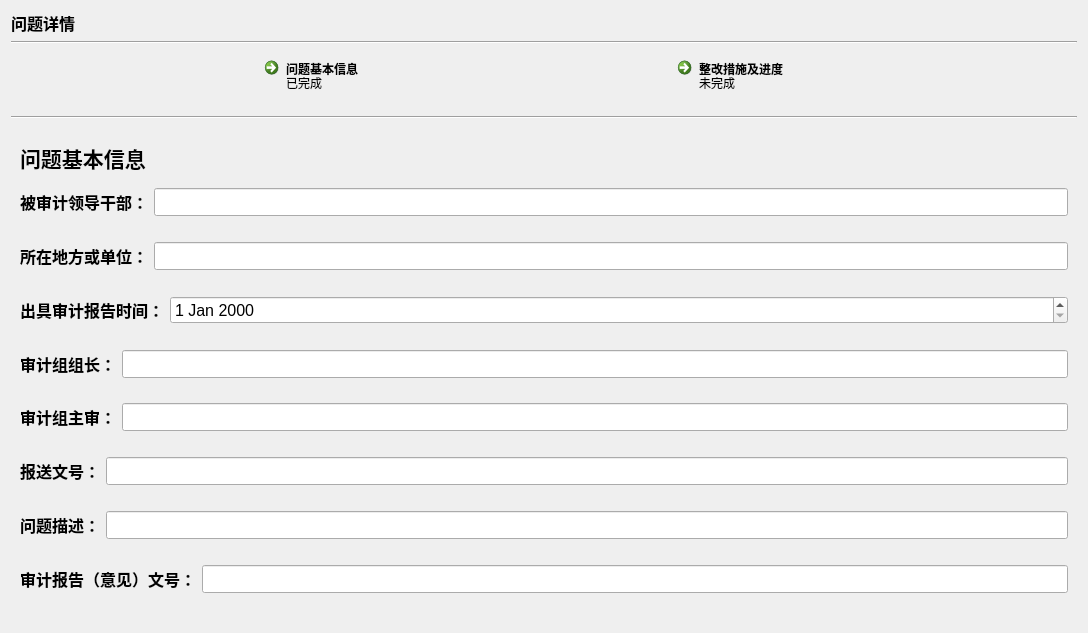
Above: ui_dir/quedetail.ui from wind-sword/Audit before the change. Below: the same form after it.
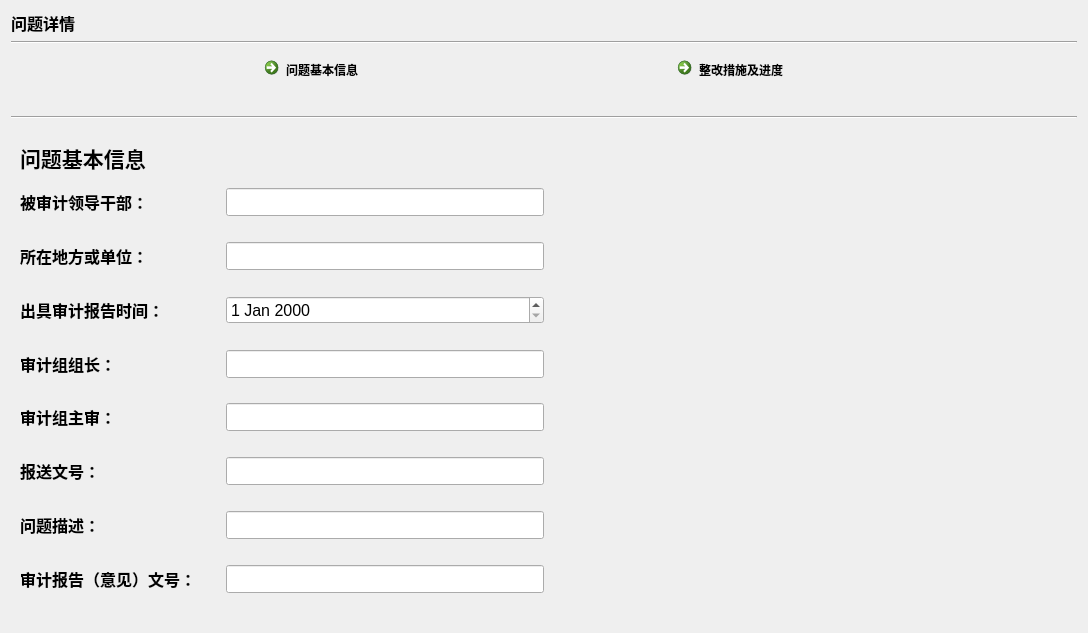
That is the form after the change.

The edit to the form file:
```diff
--- a/ui_dir/quedetail.ui
+++ b/ui_dir/quedetail.ui
@@ -64,7 +64,7 @@
         <string>问题基本信息</string>
        </property>
        <property name="description">
-        <string>已完成</string>
+        <string/>
        </property>
       </widget>
      </item>
@@ -89,7 +89,7 @@
         <string>整改措施及进度</string>
        </property>
        <property name="description">
-        <string>未完成</string>
+        <string/>
        </property>
       </widget>
      </item>
@@ -114,136 +114,17 @@
       <number>0</number>
      </property>
      <widget class="QWidget" name="page_info">
-      <layout class="QVBoxLayout" name="verticalLayout_2">
-       <item>
-        <widget class="QLabel" name="label">
-         <property name="text">
-          <string>&lt;html&gt;&lt;head/&gt;&lt;body&gt;&lt;p&gt;&lt;span style=&quot; font-size:16pt; font-weight:600;&quot;&gt;问题基本信息&lt;/span&gt;&lt;/p&gt;&lt;/body&gt;&lt;/html&gt;</string>
-         </property>
-        </widget>
-       </item>
-       <item>
-        <layout class="QFormLayout" name="formLayout">
-         <item row="0" column="0">
-          <widget class="QLabel" name="label_3">
-           <property name="text">
-            <string>&lt;html&gt;&lt;head/&gt;&lt;body&gt;&lt;p&gt;&lt;span style=&quot; font-size:12pt; font-weight:600;&quot;&gt;被审计领导干部：&lt;/span&gt;&lt;/p&gt;&lt;/body&gt;&lt;/html&gt;</string>
-           </property>
-          </widget>
-         </item>
-         <item row="0" column="1">
-          <widget class="QLineEdit" name="lineEdit">
-           <property name="minimumSize">
-            <size>
-             <width>0</width>
-             <height>28</height>
-            </size>
-           </property>
-          </widget>
-         </item>
-        </layout>
-       </item>
-       <item>
-        <layout class="QFormLayout" name="formLayout_2">
-         <item row="0" column="0">
-          <widget class="QLabel" name="label_4">
-           <property name="text">
-            <string>&lt;html&gt;&lt;head/&gt;&lt;body&gt;&lt;p&gt;&lt;span style=&quot; font-size:12pt; font-weight:600;&quot;&gt;所在地方或单位：&lt;/span&gt;&lt;/p&gt;&lt;/body&gt;&lt;/html&gt;</string>
-           </property>
-          </widget>
-         </item>
-         <item row="0" column="1">
-          <widget class="QLineEdit" name="lineEdit_2">
-           <property name="minimumSize">
-            <size>
-             <width>0</width>
-             <height>28</height>
-            </size>
-           </property>
-          </widget>
-         </item>
-        </layout>
-       </item>
-       <item>
-        <layout class="QFormLayout" name="formLayout_7">
-         <item row="0" column="0">
-          <widget class="QLabel" name="label_8">
-           <property name="text">
-            <string>&lt;html&gt;&lt;head/&gt;&lt;body&gt;&lt;p&gt;&lt;span style=&quot; font-size:12pt; font-weight:600;&quot;&gt;出具审计报告时间：&lt;/span&gt;&lt;/p&gt;&lt;/body&gt;&lt;/html&gt;</string>
-           </property>
-          </widget>
-         </item>
-         <item row="0" column="1">
-          <widget class="QDateEdit" name="dateEdit_2">
-           <property name="font">
-            <font>
-             <pointsize>12</pointsize>
-            </font>
-           </property>
-          </widget>
-         </item>
-        </layout>
-       </item>
-       <item>
-        <layout class="QFormLayout" name="formLayout_8">
-         <item row="0" column="0">
-          <widget class="QLabel" name="label_9">
-           <property name="font">
-            <font>
-             <pointsize>12</pointsize>
-             <weight>75</weight>
-             <bold>true</bold>
-            </font>
-           </property>
-           <property name="text">
-            <string>审计组组长：</string>
-           </property>
-          </widget>
-         </item>
-         <item row="0" column="1">
-          <widget class="QLineEdit" name="lineEdit_7">
-           <property name="minimumSize">
-            <size>
-             <width>0</width>
-             <height>28</height>
-            </size>
-           </property>
-          </widget>
-         </item>
-        </layout>
-       </item>
-       <item>
-        <layout class="QFormLayout" name="formLayout_9">
-         <item row="0" column="0">
-          <widget class="QLabel" name="label_10">
-           <property name="font">
-            <font>
-             <pointsize>12</pointsize>
-             <weight>75</weight>
-             <bold>true</bold>
-            </font>
-           </property>
-           <property name="text">
-            <string>审计组主审：</string>
-           </property>
-          </widget>
-         </item>
-         <item row="0" column="1">
-          <widget class="QLineEdit" name="lineEdit_8">
-           <property name="minimumSize">
-            <size>
-             <width>0</width>
-             <height>28</height>
-            </size>
-           </property>
-          </widget>
-         </item>
-        </layout>
-       </item>
-       <item>
+      <layout class="QGridLayout" name="gridLayout">
+       <item row="6" column="0">
         <layout class="QFormLayout" name="formLayout_5">
          <item row="0" column="0">
           <widget class="QLabel" name="label_5">
+           <property name="minimumSize">
+            <size>
+             <width>200</width>
+             <height>0</height>
+            </size>
+           </property>
            <property name="font">
             <font>
              <pointsize>12</pointsize>
@@ -268,38 +149,16 @@
          </item>
         </layout>
        </item>
-       <item>
-        <layout class="QFormLayout" name="formLayout_10">
-         <item row="0" column="0">
-          <widget class="QLabel" name="label_11">
-           <property name="font">
-            <font>
-             <pointsize>12</pointsize>
-             <weight>75</weight>
-             <bold>true</bold>
-            </font>
-           </property>
-           <property name="text">
-            <string>问题描述：</string>
-           </property>
-          </widget>
-         </item>
-         <item row="0" column="1">
-          <widget class="QLineEdit" name="lineEdit_9">
-           <property name="minimumSize">
-            <size>
-             <width>0</width>
-             <height>28</height>
-            </size>
-           </property>
-          </widget>
-         </item>
-        </layout>
-       </item>
-       <item>
+       <item row="8" column="0">
         <layout class="QFormLayout" name="formLayout_6">
          <item row="0" column="0">
           <widget class="QLabel" name="label_6">
+           <property name="minimumSize">
+            <size>
+             <width>200</width>
+             <height>0</height>
+            </size>
+           </property>
            <property name="font">
             <font>
              <pointsize>12</pointsize>
@@ -324,6 +183,208 @@
          </item>
         </layout>
        </item>
+       <item row="4" column="0">
+        <layout class="QFormLayout" name="formLayout_8">
+         <item row="0" column="0">
+          <widget class="QLabel" name="label_9">
+           <property name="minimumSize">
+            <size>
+             <width>200</width>
+             <height>0</height>
+            </size>
+           </property>
+           <property name="font">
+            <font>
+             <pointsize>12</pointsize>
+             <weight>75</weight>
+             <bold>true</bold>
+            </font>
+           </property>
+           <property name="text">
+            <string>审计组组长：</string>
+           </property>
+          </widget>
+         </item>
+         <item row="0" column="1">
+          <widget class="QLineEdit" name="lineEdit_7">
+           <property name="minimumSize">
+            <size>
+             <width>0</width>
+             <height>28</height>
+            </size>
+           </property>
+          </widget>
+         </item>
+        </layout>
+       </item>
+       <item row="3" column="0">
+        <layout class="QFormLayout" name="formLayout_7">
+         <item row="0" column="0">
+          <widget class="QLabel" name="label_8">
+           <property name="minimumSize">
+            <size>
+             <width>200</width>
+             <height>0</height>
+            </size>
+           </property>
+           <property name="text">
+            <string>&lt;html&gt;&lt;head/&gt;&lt;body&gt;&lt;p&gt;&lt;span style=&quot; font-size:12pt; font-weight:600;&quot;&gt;出具审计报告时间：&lt;/span&gt;&lt;/p&gt;&lt;/body&gt;&lt;/html&gt;</string>
+           </property>
+          </widget>
+         </item>
+         <item row="0" column="1">
+          <widget class="QDateEdit" name="dateEdit_2">
+           <property name="font">
+            <font>
+             <pointsize>12</pointsize>
+            </font>
+           </property>
+          </widget>
+         </item>
+        </layout>
+       </item>
+       <item row="2" column="0">
+        <layout class="QFormLayout" name="formLayout_2">
+         <item row="0" column="0">
+          <widget class="QLabel" name="label_4">
+           <property name="minimumSize">
+            <size>
+             <width>200</width>
+             <height>0</height>
+            </size>
+           </property>
+           <property name="text">
+            <string>&lt;html&gt;&lt;head/&gt;&lt;body&gt;&lt;p&gt;&lt;span style=&quot; font-size:12pt; font-weight:600;&quot;&gt;所在地方或单位：&lt;/span&gt;&lt;/p&gt;&lt;/body&gt;&lt;/html&gt;</string>
+           </property>
+          </widget>
+         </item>
+         <item row="0" column="1">
+          <widget class="QLineEdit" name="lineEdit_2">
+           <property name="minimumSize">
+            <size>
+             <width>0</width>
+             <height>28</height>
+            </size>
+           </property>
+          </widget>
+         </item>
+        </layout>
+       </item>
+       <item row="7" column="0">
+        <layout class="QFormLayout" name="formLayout_10">
+         <item row="0" column="0">
+          <widget class="QLabel" name="label_11">
+           <property name="minimumSize">
+            <size>
+             <width>200</width>
+             <height>0</height>
+            </size>
+           </property>
+           <property name="font">
+            <font>
+             <pointsize>12</pointsize>
+             <weight>75</weight>
+             <bold>true</bold>
+            </font>
+           </property>
+           <property name="text">
+            <string>问题描述：</string>
+           </property>
+          </widget>
+         </item>
+         <item row="0" column="1">
+          <widget class="QLineEdit" name="lineEdit_9">
+           <property name="minimumSize">
+            <size>
+             <width>0</width>
+             <height>28</height>
+            </size>
+           </property>
+          </widget>
+         </item>
+        </layout>
+       </item>
+       <item row="1" column="0">
+        <layout class="QFormLayout" name="formLayout">
+         <item row="0" column="0">
+          <widget class="QLabel" name="label_3">
+           <property name="minimumSize">
+            <size>
+             <width>200</width>
+             <height>0</height>
+            </size>
+           </property>
+           <property name="text">
+            <string>&lt;html&gt;&lt;head/&gt;&lt;body&gt;&lt;p&gt;&lt;span style=&quot; font-size:12pt; font-weight:600;&quot;&gt;被审计领导干部：&lt;/span&gt;&lt;/p&gt;&lt;/body&gt;&lt;/html&gt;</string>
+           </property>
+          </widget>
+         </item>
+         <item row="0" column="1">
+          <widget class="QLineEdit" name="lineEdit">
+           <property name="minimumSize">
+            <size>
+             <width>0</width>
+             <height>28</height>
+            </size>
+           </property>
+          </widget>
+         </item>
+        </layout>
+       </item>
+       <item row="5" column="0">
+        <layout class="QFormLayout" name="formLayout_9">
+         <item row="0" column="0">
+          <widget class="QLabel" name="label_10">
+           <property name="minimumSize">
+            <size>
+             <width>200</width>
+             <height>0</height>
+            </size>
+           </property>
+           <property name="font">
+            <font>
+             <pointsize>12</pointsize>
+             <weight>75</weight>
+             <bold>true</bold>
+            </font>
+           </property>
+           <property name="text">
+            <string>审计组主审：</string>
+           </property>
+          </widget>
+         </item>
+         <item row="0" column="1">
+          <widget class="QLineEdit" name="lineEdit_8">
+           <property name="minimumSize">
+            <size>
+             <width>0</width>
+             <height>28</height>
+            </size>
+           </property>
+          </widget>
+         </item>
+        </layout>
+       </item>
+       <item row="0" column="0">
+        <widget class="QLabel" name="label">
+         <property name="text">
+          <string>&lt;html&gt;&lt;head/&gt;&lt;body&gt;&lt;p&gt;&lt;span style=&quot; font-size:16pt; font-weight:600;&quot;&gt;问题基本信息&lt;/span&gt;&lt;/p&gt;&lt;/body&gt;&lt;/html&gt;</string>
+         </property>
+        </widget>
+       </item>
+       <item row="3" column="1">
+        <spacer name="horizontalSpacer">
+         <property name="orientation">
+          <enum>Qt::Horizontal</enum>
+         </property>
+         <property name="sizeHint" stdset="0">
+          <size>
+           <width>40</width>
+           <height>20</height>
+          </size>
+         </property>
+        </spacer>
+       </item>
       </layout>
      </widget>
      <widget class="QWidget" name="page_2">
```
Left out of the diff: 109 changed lines with no effect on the pictures.
